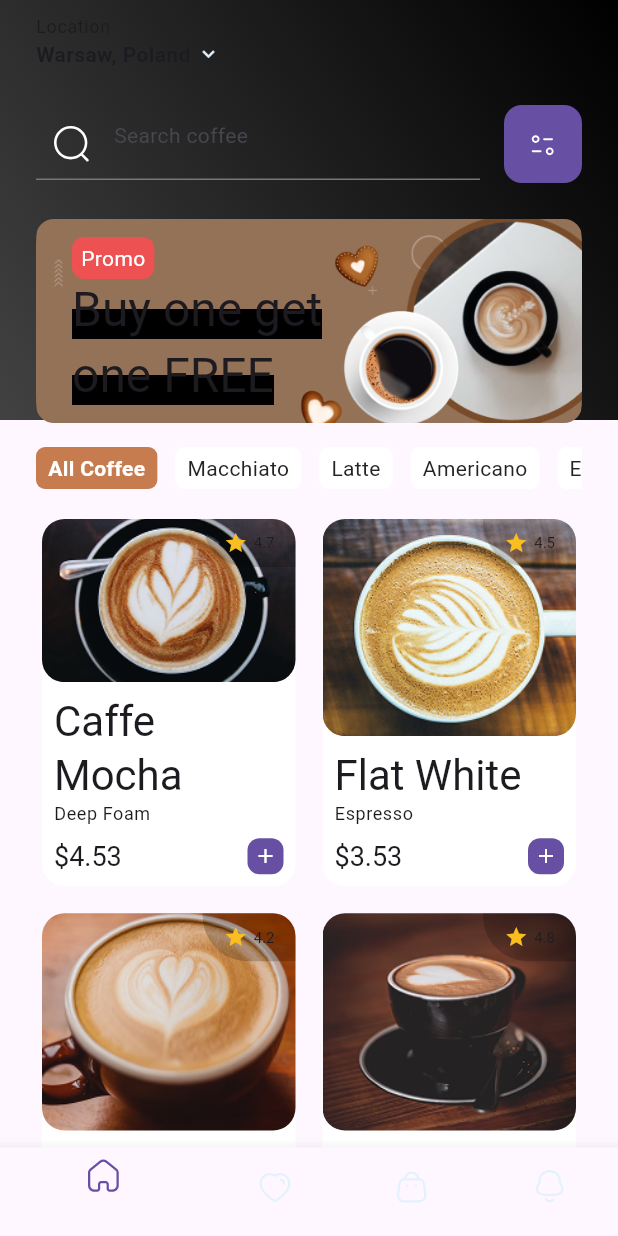
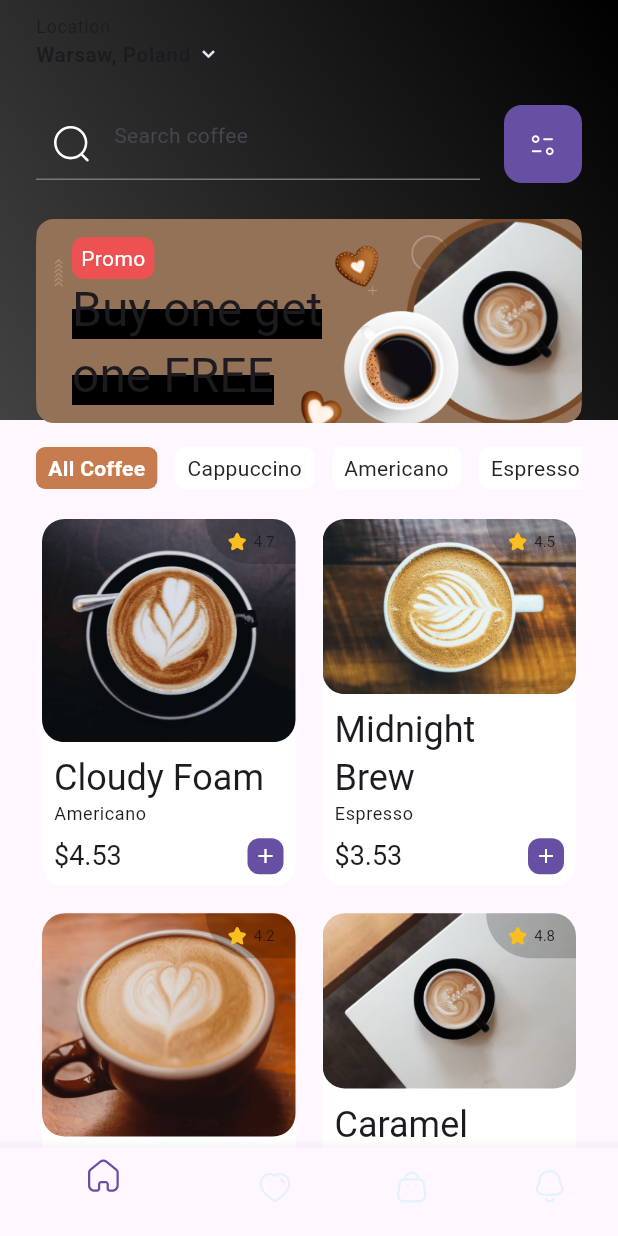
Before and after one commit to NMMustafina/dev_portfolio, a Flutter app: the CoffeeHomeScreen screen opened directly, on a phone screen of 412 x 824 dp. Run offline on Flutter 3.47's test engine with Material 3 defaults, Android fonts, the phone set to English and light mode, and no system bars; our stand-ins replace flutter_svg, readmore, vector_graphics.

Commit message:
Added Coffee Detail Screen

```diff
--- a/lib/coffee_app/features/features.dart
+++ b/lib/coffee_app/features/features.dart
@@ -1,2 +1,3 @@
+export 'detail/view/coffee_detail_screen.dart';
 export 'home/view/coffee_home_screen.dart';
 export 'welcome/view/coffee_welcome_screen.dart';
--- a/lib/coffee_app/features/home/view/coffee_home_screen.dart
+++ b/lib/coffee_app/features/home/view/coffee_home_screen.dart
@@ -1,9 +1,8 @@
-import 'package:auto_route/auto_route.dart';
+import 'package:dev_portfolio/coffee_app/features/features.dart';
 import 'package:dev_portfolio/coffee_app/theme/coffee_theme.dart';
 import 'package:dev_portfolio/src/src.dart';
 import 'package:flutter/material.dart';
 
-@RoutePage()
 class CoffeeHomeScreen extends StatefulWidget {
   const CoffeeHomeScreen({super.key});
 
@@ -25,50 +24,6 @@ class _CoffeeHomeScreenState extends State<CoffeeHomeScreen> {
     final theme = Theme.of(context);
     return Scaffold(
       backgroundColor: theme.scaffoldBackgroundColor,
-      bottomNavigationBar: BottomNavigationBar(
-        items: [
-          BottomNavigationBarItem(
-              icon: Assets.coffeeApp.icons.home.svg(
-                height: 24,
-                width: 24,
-                colorFilter: ColorFilter.mode(
-                  theme.primaryColor,
-                  BlendMode.srcIn,
-                ),
-              ),
-              label: ''),
-          BottomNavigationBarItem(
-              icon: Assets.coffeeApp.icons.heart.svg(
-                height: 24,
-                width: 24,
-                colorFilter: ColorFilter.mode(
-                  theme.secondaryHeaderColor,
-                  BlendMode.srcIn,
-                ),
-              ),
-              label: ''),
-          BottomNavigationBarItem(
-              icon: Assets.coffeeApp.icons.bag.svg(
-                height: 24,
-                width: 24,
-                colorFilter: ColorFilter.mode(
-                  theme.secondaryHeaderColor,
-                  BlendMode.srcIn,
-                ),
-              ),
-              label: ''),
-          BottomNavigationBarItem(
-              icon: Assets.coffeeApp.icons.notification.svg(
-                height: 24,
-                width: 24,
-                colorFilter: ColorFilter.mode(
-                  theme.secondaryHeaderColor,
-                  BlendMode.srcIn,
-                ),
-              ),
-              label: ''),
-        ],
-      ),
       body: Stack(
         children: [
           Container(
@@ -204,6 +159,50 @@ class _CoffeeHomeScreenState extends State<CoffeeHomeScreen> {
           ),
         ],
       ),
+      bottomNavigationBar: BottomNavigationBar(
+        items: [
+          BottomNavigationBarItem(
+              icon: Assets.coffeeApp.icons.home.svg(
+                height: 24,
+                width: 24,
+                colorFilter: ColorFilter.mode(
+                  theme.primaryColor,
+                  BlendMode.srcIn,
+                ),
+              ),
+              label: ''),
+          BottomNavigationBarItem(
+              icon: Assets.coffeeApp.icons.heart.svg(
+                height: 24,
+                width: 24,
+                colorFilter: ColorFilter.mode(
+                  theme.secondaryHeaderColor,
+                  BlendMode.srcIn,
+                ),
+              ),
+              label: ''),
+          BottomNavigationBarItem(
+              icon: Assets.coffeeApp.icons.bag.svg(
+                height: 24,
+                width: 24,
+                colorFilter: ColorFilter.mode(
+                  theme.secondaryHeaderColor,
+                  BlendMode.srcIn,
+                ),
+              ),
+              label: ''),
+          BottomNavigationBarItem(
+              icon: Assets.coffeeApp.icons.notification.svg(
+                height: 24,
+                width: 24,
+                colorFilter: ColorFilter.mode(
+                  theme.secondaryHeaderColor,
+                  BlendMode.srcIn,
+                ),
+              ),
+              label: ''),
+        ],
+      ),
     );
   }
 }
@@ -290,15 +289,13 @@ class CategoryTabs extends StatelessWidget {
         children: [
           CategoryButton("All Coffee", isSelected: true),
           SizedBox(width: 12),
-          CategoryButton("Macchiato"),
-          SizedBox(width: 12),
-          CategoryButton("Latte"),
+          CategoryButton("Cappuccino"),
           SizedBox(width: 12),
           CategoryButton("Americano"),
           SizedBox(width: 12),
           CategoryButton("Espresso"),
           SizedBox(width: 12),
-          CategoryButton("Cappuccino"),
+          CategoryButton("Latte"),
         ],
       ),
     );
@@ -340,6 +337,10 @@ class CoffeeData {
   final String description;
   final double price;
   final double rating;
+  final int votes;
+  final String category;
+  final String temperature;
+  final List<String> sizes;
 
   CoffeeData({
     required this.imagePath,
@@ -347,6 +348,10 @@ class CoffeeData {
     required this.description,
     required this.price,
     required this.rating,
+    required this.votes,
+    required this.category,
+    required this.temperature,
+    this.sizes = const ['S', 'M', 'L'],
   });
 }
 
@@ -359,31 +364,47 @@ class CoffeeMockService {
   static final List<CoffeeData> _mockCoffees = [
     CoffeeData(
       imagePath: Assets.coffeeApp.images.coffee1.provider(),
-      name: 'Caffe Mocha',
-      description: 'Deep Foam',
+      name: 'Cloudy Foam',
+      description:
+          'Americano is a classic coffee drink made by diluting espresso with hot water. This preparation method gives Americano a milder taste compared to pure espresso while preserving its characteristic aroma and slight bitterness.\n\nTraditionally, an Americano is made by adding 90–150 ml of hot water to 30 ml of espresso, making it similar in strength to filter coffee but with a richer flavor. This drink is popular among those who enjoy a smooth yet invigorating coffee without milk.\n\nIt is believed that Americano originated during World War II when American soldiers in Europe diluted strong Italian espresso with water to resemble the filter coffee they were accustomed to.',
       price: 4.53,
       rating: 4.7,
+      votes: 230,
+      category: 'Americano',
+      temperature: 'Ice/Hot',
     ),
     CoffeeData(
       imagePath: Assets.coffeeApp.images.coffee2.provider(),
-      name: 'Flat White',
-      description: 'Espresso',
+      name: 'Midnight Brew',
+      description:
+          'Espresso is a strong and rich coffee made by forcing hot water under high pressure through finely ground coffee beans. It has a dense texture, intense flavor, and a thick crema.\n\nThis drink serves as the base for many popular coffee variations, such as cappuccino, latte, and macchiato. A true espresso should have a rich aroma, a balanced bitterness, and a slight acidity.\n\nItalians consider it an art and drink it in small sips, savoring every drop. A classic espresso is served in a small cup (demitasse) and typically consists of 30 ml (1 ounce) of coffee. A double espresso, or “doppio,” contains 60 ml (2 ounces). There are also variations like ristretto, which is a more concentrated 15-20 ml shot, and lungo, which is a longer 50-60 ml shot with more water.',
       price: 3.53,
       rating: 4.5,
+      votes: 180,
+      category: 'Espresso',
+      temperature: 'Hot',
     ),
     CoffeeData(
       imagePath: Assets.coffeeApp.images.coffee3.provider(),
-      name: 'Latte',
-      description: 'Milk Foam',
+      name: 'Crema Latte',
+      description:
+          'Latte is a popular coffee drink made with espresso, a large amount of milk, and a light milk foam. This gives latte a smooth, creamy taste with a delicate texture, making it a perfect choice for those who prefer a milder coffee.\n\nA classic latte consists of 30–60 ml of espresso and about 200–250 ml of hot milk, topped with a small layer of foam. The drink is often served in a tall glass, and in coffee shops, baristas create beautiful designs on its surface – known as latte art.\n\nLatte is especially popular among those who enjoy sweet and flavored drinks, as its taste pairs well with syrups like vanilla, caramel, or hazelnut.',
       price: 3.99,
       rating: 4.2,
+      votes: 200,
+      category: 'Latte',
+      temperature: 'Ice/Hot',
     ),
     CoffeeData(
       imagePath: Assets.coffeeApp.images.coffee4.provider(),
-      name: 'Cappuccino',
-      description: 'Creamy',
+      name: 'Caramel Dream',
+      description:
+          'Cappuccino is a classic Italian coffee drink made with espresso, hot milk, and airy milk foam. It has a rich flavor and a velvety texture, creating the perfect balance between the strength of coffee and the smoothness of milk.\n\nTraditionally, cappuccino is prepared in a 1:1:1 ratio – one part espresso (30 ml), one part milk, and one part thick milk foam. The drink is served in a cup of 150–180 ml, and it can be topped with cocoa or cinnamon for extra aroma.\n\nCappuccino is popular worldwide and is often enjoyed in the morning, as the combination of caffeine and milk makes it both invigorating and smooth, offering a pleasant and balanced taste.',
       price: 4.20,
       rating: 4.8,
+      votes: 250,
+      category: 'Cappuccino',
+      temperature: 'Hot',
     ),
   ];
 }
@@ -404,6 +425,15 @@ class CoffeeCard extends StatelessWidget {
         crossAxisAlignment: CrossAxisAlignment.start,
         children: [
           Expanded(
+            child: GestureDetector(
+              onTap: () {
+                Navigator.push(
+                  context,
+                  MaterialPageRoute(
+                    builder: (context) => CoffeeDetailScreen(coffee: coffee),
+                  ),
+                );
+              },
               child: Stack(
                 children: [
                   Container(
@@ -419,12 +449,19 @@ class CoffeeCard extends StatelessWidget {
                     top: 0,
                     right: 0,
                     child: Container(
-                    padding: EdgeInsets.symmetric(horizontal: 14, vertical: 8),
+                      padding:
+                          EdgeInsets.symmetric(horizontal: 14, vertical: 8),
                       decoration: CoffeeTheme.ratingContainerDecoration,
                       child: Row(
                         children: [
-                        Icon(Icons.star,
-                            color: CoffeeTheme.ratingStarColor, size: 16),
+                          Assets.coffeeApp.icons.star.svg(
+                            height: 14,
+                            width: 14,
+                            colorFilter: ColorFilter.mode(
+                              CoffeeTheme.ratingStarColor,
+                              BlendMode.srcIn,
+                            ),
+                          ),
                           SizedBox(width: 4),
                           Text(
                             coffee.rating.toString(),
@@ -439,6 +476,7 @@ class CoffeeCard extends StatelessWidget {
                 ],
               ),
             ),
+          ),
           Padding(
             padding: EdgeInsets.all(8.0),
             child: Column(
@@ -446,10 +484,10 @@ class CoffeeCard extends StatelessWidget {
               children: [
                 Text(
                   coffee.name,
-                  style: theme.textTheme.headlineMedium,
+                  style: theme.textTheme.headlineSmall,
                 ),
                 Text(
-                  coffee.description,
+                  coffee.category,
                   style: theme.textTheme.bodySmall,
                 ),
                 SizedBox(height: 8),
@@ -458,7 +496,7 @@ class CoffeeCard extends StatelessWidget {
                   children: [
                     Text(
                       '\$${coffee.price}',
-                      style: theme.textTheme.headlineMedium?.copyWith(
+                      style: theme.textTheme.headlineSmall?.copyWith(
                         fontSize: 18,
                       ),
                     ),
--- a/pubspec.yaml
+++ b/pubspec.yaml
@@ -13,7 +13,7 @@ dependencies:
   cupertino_icons: ^1.0.8
   flutter_svg: 2.0.17
   provider: ^6.0.5
-  auto_route: ^9.3.0+1
+  readmore: ^3.0.0
 
 dev_dependencies:
   flutter_test:
@@ -21,7 +21,6 @@ dev_dependencies:
   flutter_lints: ^5.0.0
   build_runner: ^2.4.15
   flutter_gen_runner: ^5.9.0
-  auto_route_generator: ^9.3.1
 
 flutter:
   uses-material-design: true
```
Also changed, not shown: lib/coffee_app/features/detail/view/coffee_detail_screen.dart (added, +239 -0 lines), lib/coffee_app/theme/coffee_theme.dart (+10 -3 lines), lib/src/assets/assets.gen.dart (+20 -6 lines), assets/coffee_app/icons/bean.png (added), assets/coffee_app/icons/bike.png (added), assets/coffee_app/icons/heart.svg, assets/coffee_app/icons/milk.png (added), assets/coffee_app/icons/star.svg (added), assets/coffee_app/images/coffee_1.png, assets/coffee_app/images/coffee_2.png, assets/coffee_app/images/coffee_3.png, assets/coffee_app/images/coffee_4.png, assets/coffee_app/images/coffee_5.png (deleted), pubspec.lock, 4 other files. Lines whose indentation alone changed are shown as unchanged.
